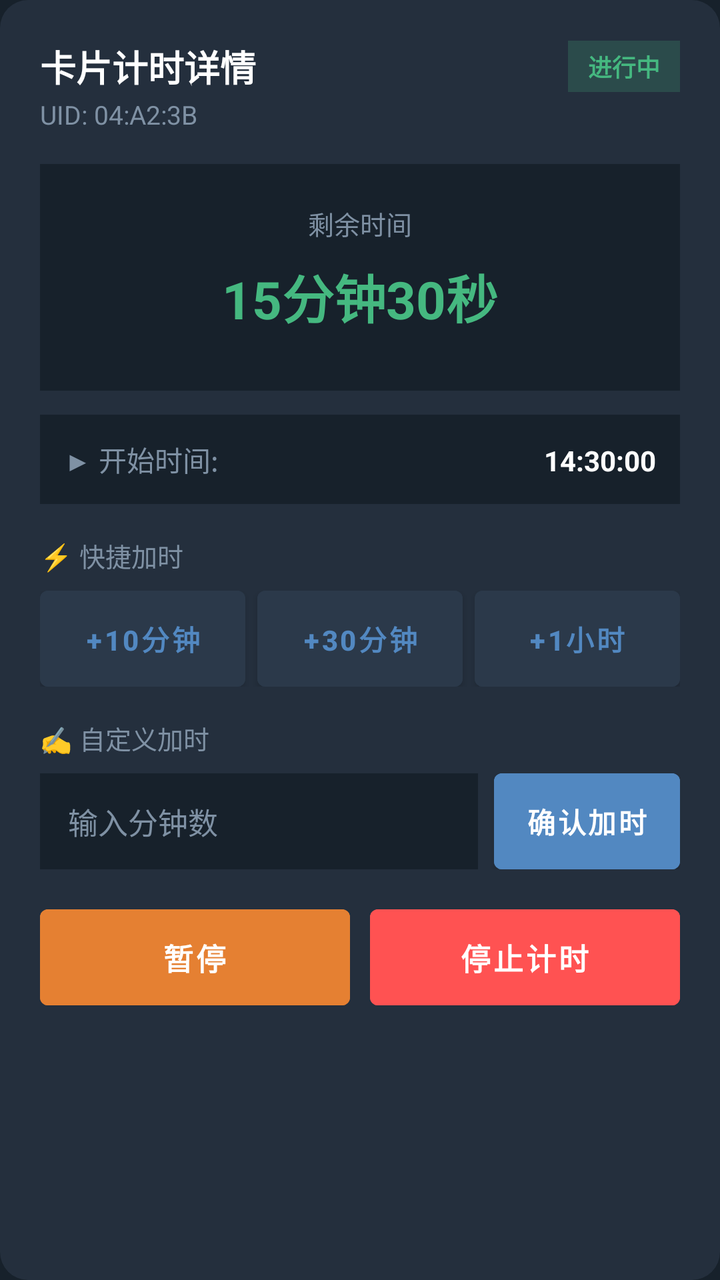
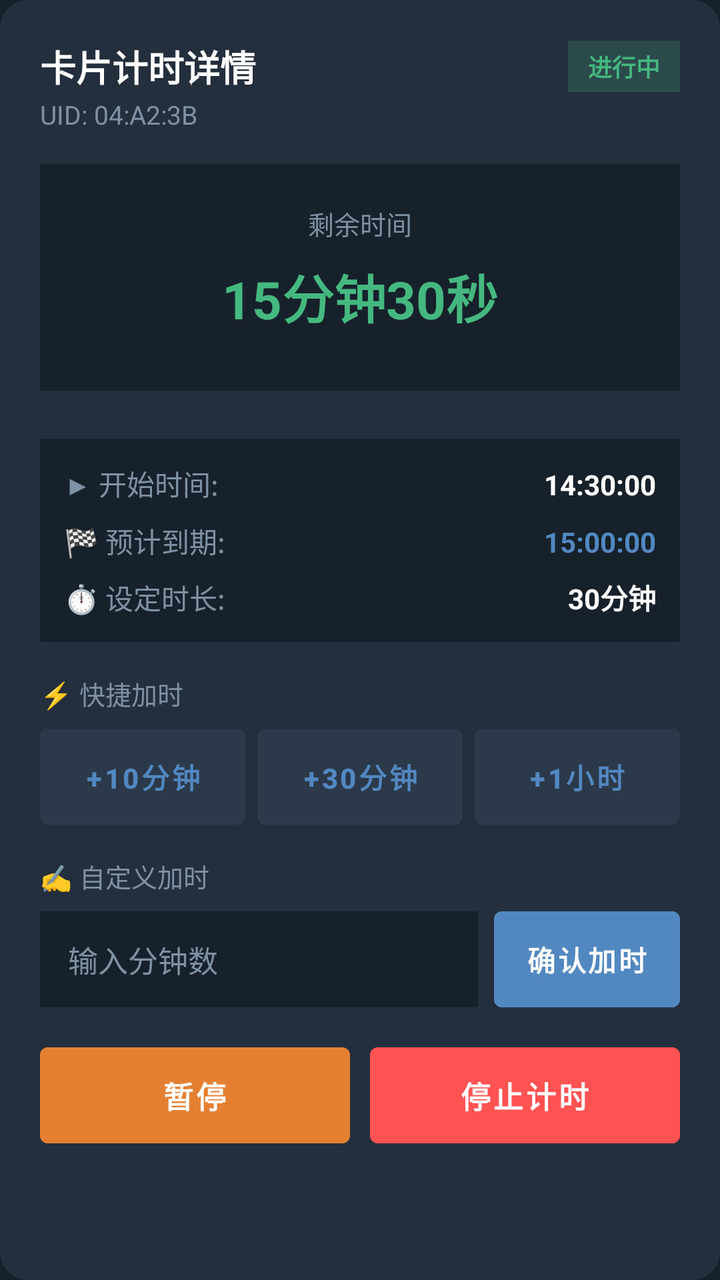

An Android layout rendered at two revisions. The XML below is the earlier revision; the diff shows what the commit changed to produce the second picture.
<!-- AndroidManifest.xml: application theme Theme.NFCTime -->
<!-- res/layout/dialog_active_card_control.xml -->
<?xml version="1.0" encoding="utf-8"?>
<LinearLayout xmlns:android="http://schemas.android.com/apk/res/android"
    xmlns:app="http://schemas.android.com/apk/res-auto"
    android:layout_width="match_parent"
    android:layout_height="wrap_content"
    android:background="@drawable/dialog_rounded_bg"
    android:orientation="vertical"
    android:padding="20dp">

    
    <LinearLayout
        android:layout_width="match_parent"
        android:layout_height="wrap_content"
        android:gravity="center_vertical"
        android:orientation="horizontal">

        <TextView
            android:id="@+id/tvActiveTitle"
            android:layout_width="0dp"
            android:layout_height="wrap_content"
            android:layout_weight="1"
            android:text="卡片计时详情"
            android:textColor="@color/tg_text_primary"
            android:textSize="18sp"
            android:textStyle="bold" />

        <TextView
            android:id="@+id/tvActiveStatusBadge"
            android:layout_width="wrap_content"
            android:layout_height="wrap_content"
            android:background="#3345B880"
            android:paddingHorizontal="10dp"
            android:paddingVertical="4dp"
            android:text="进行中"
            android:textColor="@color/tg_status_green"
            android:textSize="12sp"
            android:textStyle="bold" />
    </LinearLayout>

    <TextView
        android:id="@+id/tvActiveUid"
        android:layout_width="wrap_content"
        android:layout_height="wrap_content"
        android:layout_marginTop="2dp"
        android:layout_marginBottom="16dp"
        android:text="UID: 04:A2:3B"
        android:textColor="@color/tg_text_secondary"
        android:textSize="13sp" />

    
    <LinearLayout
        android:layout_width="match_parent"
        android:layout_height="wrap_content"
        android:background="@color/tg_background"
        android:gravity="center"
        android:orientation="vertical"
        android:padding="20dp"
        android:layout_marginBottom="12dp">

        <TextView
            android:id="@+id/tvActiveTimeLabel"
            android:layout_width="wrap_content"
            android:layout_height="wrap_content"
            android:text="剩余时间"
            android:textColor="@color/tg_text_secondary"
            android:textSize="13sp" />

        <TextView
            android:id="@+id/tvActiveRemainingBig"
            android:layout_width="wrap_content"
            android:layout_height="wrap_content"
            android:layout_marginVertical="8dp"
            android:text="15分钟30秒"
            android:textColor="@color/tg_status_green"
            android:textSize="26sp"
            android:textStyle="bold" />

        
        <TextView
            android:id="@+id/tvActiveOverdueAlert"
            android:layout_width="wrap_content"
            android:layout_height="wrap_content"
            android:text="🚨 已超时 5分钟12秒"
            android:textColor="@color/tg_status_red"
            android:textSize="16sp"
            android:textStyle="bold"
            android:visibility="gone" />
    </LinearLayout>

    
    <LinearLayout
        android:layout_width="match_parent"
        android:layout_height="wrap_content"
        android:background="@color/tg_background"
        android:orientation="horizontal"
        android:padding="12dp">

        <TextView
            android:layout_width="0dp"
            android:layout_height="wrap_content"
            android:layout_weight="1"
            android:text="▶ 开始时间:"
            android:textColor="@color/tg_text_secondary"
            android:textSize="14sp" />

        <TextView
            android:id="@+id/tvActiveStartTime"
            android:layout_width="wrap_content"
            android:layout_height="wrap_content"
            android:text="14:30:00"
            android:textColor="@color/tg_text_primary"
            android:textSize="14sp"
            android:textStyle="bold" />
    </LinearLayout>

    
    <TextView
        android:layout_width="wrap_content"
        android:layout_height="wrap_content"
        android:layout_marginTop="16dp"
        android:layout_marginBottom="8dp"
        android:text="⚡ 快捷加时"
        android:textColor="@color/tg_text_secondary"
        android:textSize="13sp" />

    <LinearLayout
        android:layout_width="match_parent"
        android:layout_height="wrap_content"
        android:orientation="horizontal">

        <Button
            android:id="@+id/btnAdd10Min"
            android:layout_width="0dp"
            android:layout_height="48dp"
            android:layout_weight="1"
            android:backgroundTint="#2B394A"
            android:textColor="@color/tg_blue"
            android:text="+10分钟"
            android:textSize="14sp"
            android:textStyle="bold"
            android:insetTop="0dp"
            android:insetBottom="0dp"
            android:padding="0dp" />

        <Button
            android:id="@+id/btnAdd30Min"
            android:layout_width="0dp"
            android:layout_height="48dp"
            android:layout_weight="1"
            android:layout_marginStart="6dp"
            android:backgroundTint="#2B394A"
            android:textColor="@color/tg_blue"
            android:text="+30分钟"
            android:textSize="14sp"
            android:textStyle="bold"
            android:insetTop="0dp"
            android:insetBottom="0dp"
            android:padding="0dp" />

        <Button
            android:id="@+id/btnAdd1Hour"
            android:layout_width="0dp"
            android:layout_height="48dp"
            android:layout_weight="1"
            android:layout_marginStart="6dp"
            android:backgroundTint="#2B394A"
            android:textColor="@color/tg_blue"
            android:text="+1小时"
            android:textSize="14sp"
            android:textStyle="bold"
            android:insetTop="0dp"
            android:insetBottom="0dp"
            android:padding="0dp" />
    </LinearLayout>

    
    <TextView
        android:layout_width="wrap_content"
        android:layout_height="wrap_content"
        android:layout_marginTop="16dp"
        android:layout_marginBottom="8dp"
        android:text="✍️ 自定义加时"
        android:textColor="@color/tg_text_secondary"
        android:textSize="13sp" />

    <LinearLayout
        android:layout_width="match_parent"
        android:layout_height="48dp"
        android:orientation="horizontal">

        <EditText
            android:id="@+id/etCustomAddMinutes"
            android:layout_width="0dp"
            android:layout_height="match_parent"
            android:layout_weight="1"
            android:background="@color/tg_background"
            android:hint="输入分钟数"
            android:inputType="number"
            android:paddingHorizontal="14dp"
            android:textColor="@color/tg_text_primary"
            android:textColorHint="@color/tg_text_secondary"
            android:textSize="15sp" />

        <Button
            android:id="@+id/btnCustomAddConfirm"
            android:layout_width="wrap_content"
            android:layout_height="match_parent"
            android:layout_marginStart="8dp"
            android:backgroundTint="@color/tg_blue"
            android:textColor="#FFFFFF"
            android:text="确认加时"
            android:textSize="14sp"
            android:textStyle="bold"
            android:insetTop="0dp"
            android:insetBottom="0dp" />
    </LinearLayout>

    
    <LinearLayout
        android:layout_width="match_parent"
        android:layout_height="wrap_content"
        android:layout_marginTop="20dp"
        android:orientation="horizontal">

        <Button
            android:id="@+id/btnActivePause"
            android:layout_width="0dp"
            android:layout_height="48dp"
            android:layout_weight="1"
            android:backgroundTint="@color/tg_status_orange"
            android:text="暂停"
            android:textSize="15sp"
            android:textStyle="bold"
            android:insetTop="0dp"
            android:insetBottom="0dp" />

        <Button
            android:id="@+id/btnActiveStop"
            android:layout_width="0dp"
            android:layout_height="48dp"
            android:layout_weight="1"
            android:layout_marginStart="10dp"
            android:backgroundTint="@color/tg_status_red"
            android:text="停止计时"
            android:textSize="15sp"
            android:textStyle="bold"
            android:insetTop="0dp"
            android:insetBottom="0dp" />
    </LinearLayout>

</LinearLayout>
<!-- resources referenced by this layout -->
<resources>
  <color name="tg_background">#17212B</color>
  <color name="tg_blue">#5288C1</color>
  <color name="tg_status_green">#45B880</color>
  <color name="tg_status_orange">#E58032</color>
  <color name="tg_status_red">#FF5252</color>
  <color name="tg_text_primary">#FFFFFF</color>
  <color name="tg_text_secondary">#7F91A4</color>
  <!-- drawable dialog_rounded_bg (drawable) -->
  <?xml version="1.0" encoding="utf-8"?>
  <shape xmlns:android="http://schemas.android.com/apk/res/android"
      android:shape="rectangle">
      <solid android:color="@color/tg_surface" />
      <corners android:radius="14dp" />
  </shape>
  <style name="Theme.NFCTime" parent="Theme.MaterialComponents.DayNight.NoActionBar">
          <item name="colorPrimary">@color/tg_blue</item>
          <item name="colorPrimaryVariant">@color/tg_blue_dark</item>
          <item name="colorOnPrimary">@color/tg_text_primary</item>
          <item name="colorSecondary">@color/tg_blue</item>
          <item name="android:windowBackground">@color/tg_background</item>
          <item name="android:statusBarColor">@color/tg_background</item>
          <item name="android:navigationBarColor">@color/tg_background</item>
          
          
          <item name="colorSurface">@color/tg_surface</item>
          <item name="colorOnSurface">@color/tg_text_primary</item>
          <item name="colorSecondaryContainer">#2B394A</item>
          <item name="colorOnSecondaryContainer">@color/tg_blue</item>
  
          
          <item name="materialButtonStyle">@style/Widget.App.Button</item>
          <item name="borderlessButtonStyle">@style/Widget.App.Button.TextButton</item>
      </style>
  <color name="tg_surface">#242F3D</color>
  <color name="tg_blue_dark">#2AABEE</color>
  <style name="Widget.App.Button" parent="Widget.MaterialComponents.Button">
          <item name="android:textSize">15sp</item>
          <item name="android:textStyle">bold</item>
          <item name="android:textAllCaps">false</item>
          <item name="android:paddingVertical">10dp</item>
          <item name="backgroundTint">@color/tg_blue</item>
      </style>
  <style name="Widget.App.Button.TextButton" parent="Widget.MaterialComponents.Button.TextButton">
          <item name="android:textSize">15sp</item>
          <item name="android:textStyle">bold</item>
          <item name="android:textAllCaps">false</item>
          <item name="android:paddingHorizontal">12dp</item>
          <item name="android:paddingVertical">8dp</item>
          <item name="android:textColor">@color/tg_blue</item>
      </style>
</resources>

<!-- the commit's change to res/layout/dialog_active_card_control.xml (unified diff, before → after) -->
@@ -91,26 +91,84 @@
     <LinearLayout
         android:layout_width="match_parent"
         android:layout_height="wrap_content"
+        android:layout_marginTop="12dp"
         android:background="@color/tg_background"
-        android:orientation="horizontal"
+        android:orientation="vertical"
         android:padding="12dp">
 
-        <TextView
-            android:layout_width="0dp"
-            android:layout_height="wrap_content"
-            android:layout_weight="1"
-            android:text="▶ 开始时间:"
-            android:textColor="@color/tg_text_secondary"
-            android:textSize="14sp" />
-
-        <TextView
-            android:id="@+id/tvActiveStartTime"
-            android:layout_width="wrap_content"
-            android:layout_height="wrap_content"
-            android:text="14:30:00"
-            android:textColor="@color/tg_text_primary"
-            android:textSize="14sp"
-            android:textStyle="bold" />
+        
+        <LinearLayout
+            android:layout_width="match_parent"
+            android:layout_height="wrap_content"
+            android:orientation="horizontal">
+
+            <TextView
+                android:layout_width="0dp"
+                android:layout_height="wrap_content"
+                android:layout_weight="1"
+                android:text="▶ 开始时间:"
+                android:textColor="@color/tg_text_secondary"
+                android:textSize="14sp" />
+
+            <TextView
+                android:id="@+id/tvActiveStartTime"
+                android:layout_width="wrap_content"
+                android:layout_height="wrap_content"
+                android:text="14:30:00"
+                android:textColor="@color/tg_text_primary"
+                android:textSize="14sp"
+                android:textStyle="bold" />
+        </LinearLayout>
+
+        
+        <LinearLayout
+            android:layout_width="match_parent"
+            android:layout_height="wrap_content"
+            android:layout_marginTop="8dp"
+            android:orientation="horizontal">
+
+            <TextView
+                android:layout_width="0dp"
+                android:layout_height="wrap_content"
+                android:layout_weight="1"
+                android:text="🏁 预计到期:"
+                android:textColor="@color/tg_text_secondary"
+                android:textSize="14sp" />
+
+            <TextView
+                android:id="@+id/tvActiveEndTime"
+                android:layout_width="wrap_content"
+                android:layout_height="wrap_content"
+                android:text="15:00:00"
+                android:textColor="@color/tg_blue"
+                android:textSize="14sp"
+                android:textStyle="bold" />
+        </LinearLayout>
+
+        
+        <LinearLayout
+            android:layout_width="match_parent"
+            android:layout_height="wrap_content"
+            android:layout_marginTop="8dp"
+            android:orientation="horizontal">
+
+            <TextView
+                android:layout_width="0dp"
+                android:layout_height="wrap_content"
+                android:layout_weight="1"
+                android:text="⏱️ 设定时长:"
+                android:textColor="@color/tg_text_secondary"
+                android:textSize="14sp" />
+
+            <TextView
+                android:id="@+id/tvActiveTargetDuration"
+                android:layout_width="wrap_content"
+                android:layout_height="wrap_content"
+                android:text="30分钟"
+                android:textColor="@color/tg_text_primary"
+                android:textSize="14sp"
+                android:textStyle="bold" />
+        </LinearLayout>
     </LinearLayout>
 
     
